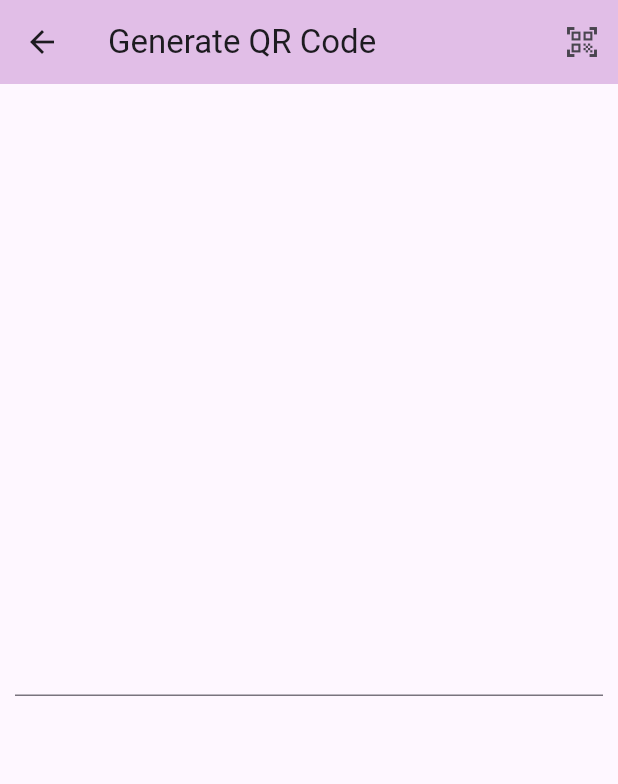
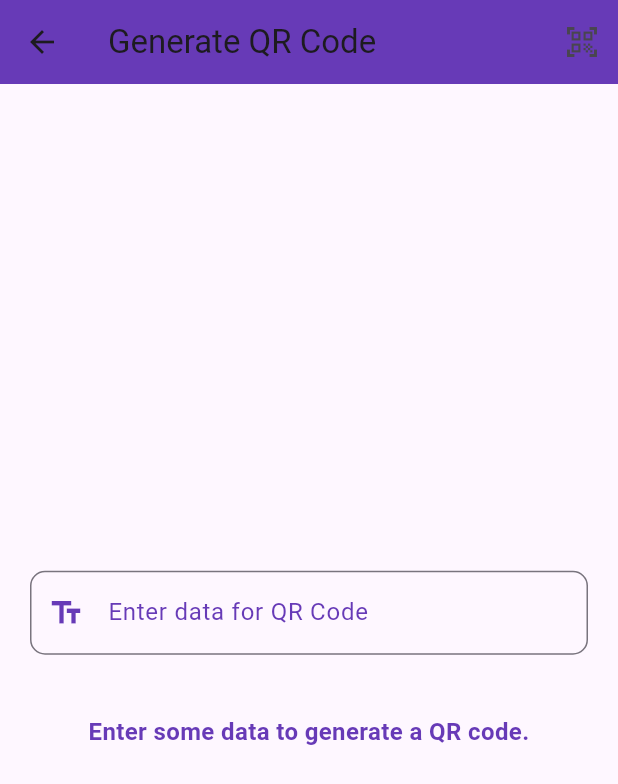
Before and after one commit to codeby-vikrant/Task-5-QR-Scanner-App, a Flutter app: the GenerateCodeScreen screen opened by its route, on a phone screen of 412 x 824 dp. Shown: the top 784 px of the screen. Run offline on Flutter 3.47's test engine with Material 3 defaults, Android fonts, the phone set to English and light mode, and no system bars; our stand-ins replace pretty_qr_code; missing offline and left inert: mobile_scanner.

Commit message:
made some ui changes here too

```diff
--- a/lib/screens/generate_code.dart
+++ b/lib/screens/generate_code.dart
@@ -10,35 +10,76 @@ class GenerateCodeScreen extends StatefulWidget {
 
 class _GenerateCodeScreenState extends State<GenerateCodeScreen> {
   String? qrData;
+
   @override
   Widget build(BuildContext context) {
     return Scaffold(
       appBar: AppBar(
-        backgroundColor: Colors.purple[100],
+        backgroundColor: Colors.deepPurple,
         title: const Text("Generate QR Code"),
         actions: [
           IconButton(
-              onPressed: () {
-                Navigator.popAndPushNamed(context, "/scan");
-              },
-              icon: const Icon(Icons.qr_code_scanner))
+            onPressed: () {
+              Navigator.popAndPushNamed(context, "/scan");
+            },
+            icon: const Icon(Icons.qr_code_scanner),
+          ),
         ],
       ),
       body: Padding(
-        padding: const EdgeInsets.all(10.0),
+        padding: const EdgeInsets.all(20.0),
         child: Column(
-          mainAxisAlignment: MainAxisAlignment.spaceEvenly,
-          mainAxisSize: MainAxisSize.max,
-          crossAxisAlignment: CrossAxisAlignment.center,
+          mainAxisAlignment: MainAxisAlignment.center,
+          crossAxisAlignment: CrossAxisAlignment.stretch,
           children: [
             TextField(
+              decoration: InputDecoration(
+                labelText: 'Enter data for QR Code',
+                labelStyle: const TextStyle(color: Colors.deepPurple),
+                border: OutlineInputBorder(
+                  borderRadius: BorderRadius.circular(10),
+                  borderSide: const BorderSide(
+                    color: Colors.deepPurple,
+                    width: 2,
+                  ),
+                ),
+                focusedBorder: OutlineInputBorder(
+                  borderRadius: BorderRadius.circular(10),
+                  borderSide: const BorderSide(
+                    color: Colors.deepPurple,
+                    width: 2,
+                  ),
+                ),
+                prefixIcon:
+                    const Icon(Icons.text_fields, color: Colors.deepPurple),
+              ),
               onSubmitted: (value) {
                 setState(() {
                   qrData = value;
                 });
               },
             ),
-            if (qrData != null) PrettyQrView.data(data: qrData!)
+            const SizedBox(height: 20),
+            if (qrData != null)
+              Center(
+                child: PrettyQrView.data(
+                  data: qrData!,
+                  errorCorrectLevel: QrErrorCorrectLevel.M,
+                ),
+              ),
+            const SizedBox(height: 20),
+            if (qrData == null)
+              const Center(
+                child: Text(
+                  'Enter some data to generate a QR code.',
+                  style: TextStyle(
+                    color: Colors.deepPurple,
+                    fontSize: 16,
+                    fontWeight: FontWeight.bold,
+                  ),
+                  textAlign: TextAlign.center,
+                ),
+              ),
           ],
         ),
       ),
```
